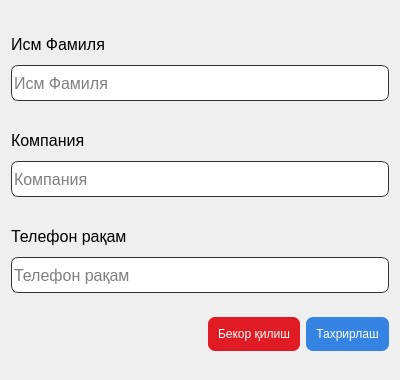
This is ui/edit_client_ui.ui in JavokhirMamirov/shopapp as Qt 5 draws it before an edit. The edited form follows.
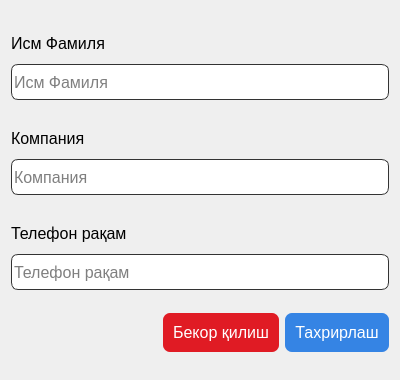
This is the edited form.

```diff
--- a/ui/edit_client_ui.ui
+++ b/ui/edit_client_ui.ui
@@ -238,6 +238,11 @@
      </item>
      <item>
       <widget class="QPushButton" name="pushButton_6">
+       <property name="font">
+        <font>
+         <pointsize>12</pointsize>
+        </font>
+       </property>
        <property name="styleSheet">
         <string notr="true">QPushButton{
 	border:none;
@@ -258,6 +263,11 @@
      </item>
      <item>
       <widget class="QPushButton" name="pushButton_7">
+       <property name="font">
+        <font>
+         <pointsize>12</pointsize>
+        </font>
+       </property>
        <property name="styleSheet">
         <string notr="true">QPushButton{
 	border:none;
```
